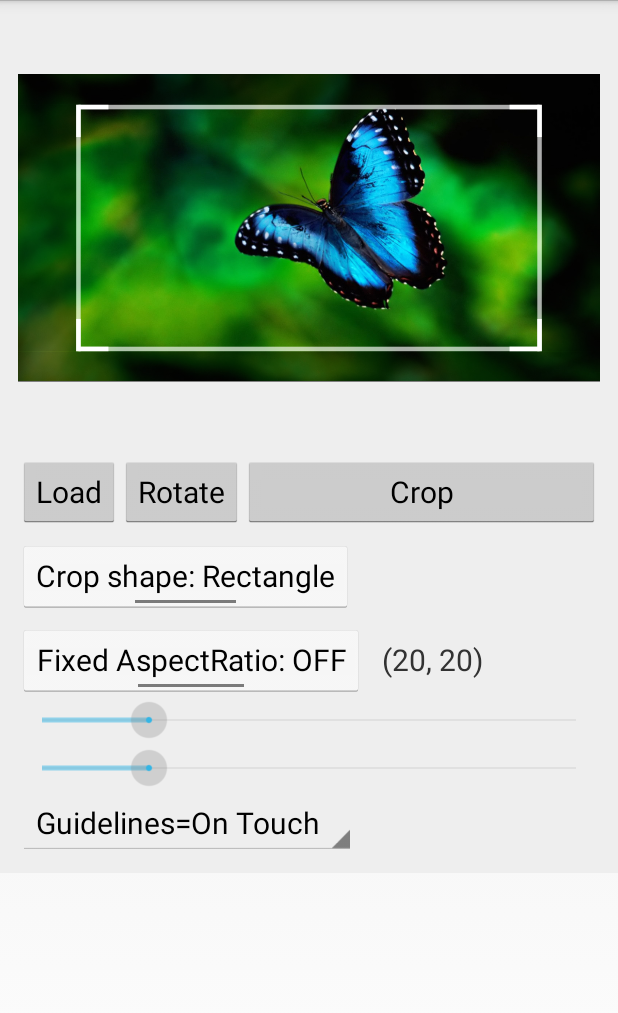
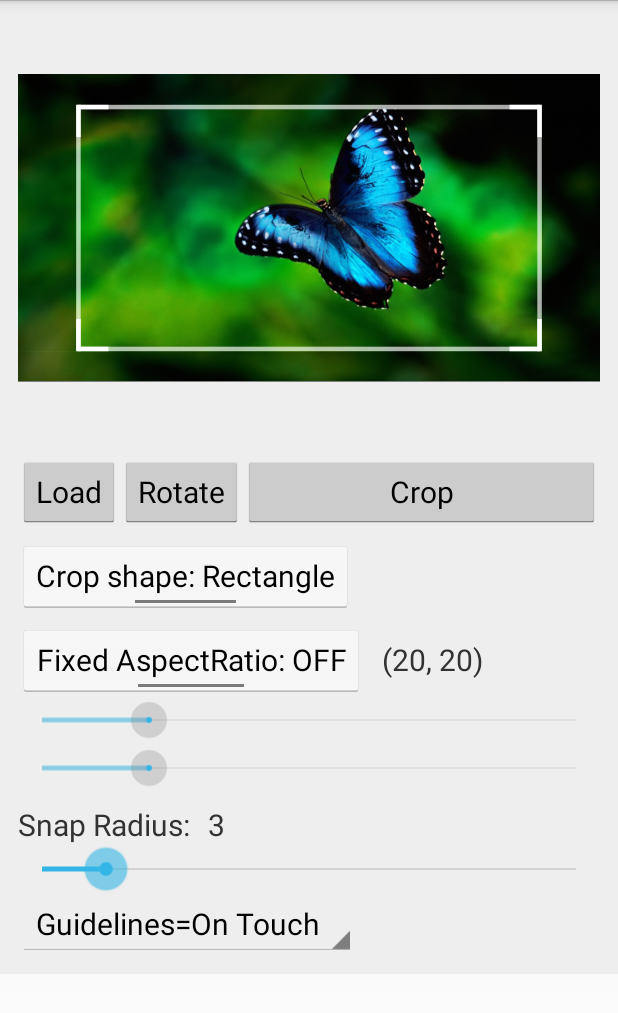
Before and after one commit to ArthurHub/Android-Image-Cropper, an Android app: the screen it shows after launch (MainActivity), on a phone screen of 412 x 824 dp. Shown: the top 1013 px of the screen. Run offline under Robolectric (Android 15) with nearby library versions, the phone set to English and light mode, and no system bars.

Commit message:
add "setSnapRadius" method: An edge of the crop window will snap to the corresponding edge of a specified bounding box when the crop window edge is less than or equal to this distance (in pixels) away from the bounding box edge. (default: 3)

```diff
--- a/cropper/src/main/java/com/theartofdev/edmodo/cropper/CropImageView.java
+++ b/cropper/src/main/java/com/theartofdev/edmodo/cropper/CropImageView.java
@@ -205,6 +205,17 @@ public class CropImageView extends FrameLayout {
 
         mAspectRatioY = aspectRatioY;
         mCropOverlayView.setAspectRatioY(mAspectRatioY);
+    }
+
+    /**
+     * An edge of the crop window will snap to the corresponding edge of a
+     * specified bounding box when the crop window edge is less than or equal to
+     * this distance (in pixels) away from the bounding box edge. (default: 3)
+     */
+    public void setSnapRadius(float snapRadius) {
+        if (snapRadius >= 0) {
+            mCropOverlayView.setSnapRadius(snapRadius);
+        }
     }
 
     /**
--- a/cropper/src/main/java/com/theartofdev/edmodo/cropper/cropwindow/CropOverlayView.java
+++ b/cropper/src/main/java/com/theartofdev/edmodo/cropper/cropwindow/CropOverlayView.java
@@ -42,7 +42,7 @@ public class CropOverlayView extends View {
 
     //region: Fields and Consts
 
-    private static final int SNAP_RADIUS_DP = 6;
+    private static final int SNAP_RADIUS_DP = 3;
 
     private static final float DEFAULT_SHOW_GUIDELINES_LIMIT = 100;
 
@@ -281,6 +281,15 @@ public class CropOverlayView extends View {
     }
 
     /**
+     * An edge of the crop window will snap to the corresponding edge of a
+     * specified bounding box when the crop window edge is less than or equal to
+     * this distance (in pixels) away from the bounding box edge. (default: 3)
+     */
+    public void setSnapRadius(float snapRadius) {
+        mSnapRadius = TypedValue.applyDimension(TypedValue.COMPLEX_UNIT_DIP, snapRadius, getResources().getDisplayMetrics());
+    }
+
+    /**
      * Sets all initial values, but does not call initCropWindow to reset the
      * views. Used once at the very start to initialize the attributes.
      *
@@ -397,9 +406,7 @@ public class CropOverlayView extends View {
 
         mHandleRadius = HandleUtil.getTargetRadius(context);
 
-        mSnapRadius = TypedValue.applyDimension(TypedValue.COMPLEX_UNIT_DIP,
-                SNAP_RADIUS_DP,
-                displayMetrics);
+        mSnapRadius = TypedValue.applyDimension(TypedValue.COMPLEX_UNIT_PT, SNAP_RADIUS_DP, displayMetrics);
 
         mBorderPaint = PaintUtil.newBorderPaint(context);
         mGuidelinePaint = PaintUtil.newGuidelinePaint();
--- a/sample/src/main/java/com/theartofdev/edmodo/cropper/sample/MainActivity.java
+++ b/sample/src/main/java/com/theartofdev/edmodo/cropper/sample/MainActivity.java
@@ -170,6 +170,25 @@ public class MainActivity extends Activity {
             }
         });
 
+        final TextView snapRadiusNum = (TextView) findViewById(R.id.snapRadiusNum);
+        ((SeekBar) findViewById(R.id.snapRadiusSeek)).setOnSeekBarChangeListener(new OnSeekBarChangeListener() {
+            @Override
+            public void onProgressChanged(SeekBar seekBar, int progress, boolean fromUser) {
+                cropImageView.setSnapRadius(progress);
+                snapRadiusNum.setText(Integer.toString(progress));
+            }
+
+            @Override
+            public void onStartTrackingTouch(SeekBar seekBar) {
+
+            }
+
+            @Override
+            public void onStopTrackingTouch(SeekBar seekBar) {
+
+            }
+        });
+
         findViewById(R.id.Button_crop).setOnClickListener(new View.OnClickListener() {
 
             @Override
--- a/sample/src/main/res/layout/activity_main.xml
+++ b/sample/src/main/res/layout/activity_main.xml
@@ -96,6 +96,33 @@
             android:max="100"
             android:progress="20"/>
 
+        <LinearLayout
+            android:layout_width="match_parent"
+            android:layout_height="wrap_content"
+            android:layout_marginTop="8dp"
+            android:layout_gravity="center_vertical"
+            android:orientation="horizontal">
+
+            <TextView
+                android:layout_width="wrap_content"
+                android:layout_height="wrap_content"
+                android:text="Snap Radius:"/>
+
+            <TextView
+                android:id="@+id/snapRadiusNum"
+                android:layout_height="wrap_content"
+                android:layout_width="wrap_content"
+                android:layout_marginLeft="12dp"
+                android:text="3"/>
+        </LinearLayout>
+
+        <SeekBar
+            android:id="@+id/snapRadiusSeek"
+            android:layout_width="match_parent"
+            android:layout_height="wrap_content"
+            android:max="25"
+            android:progress="3"/>
+
         <Spinner
             android:id="@+id/showGuidelinesSpin"
             android:layout_width="wrap_content"
```
